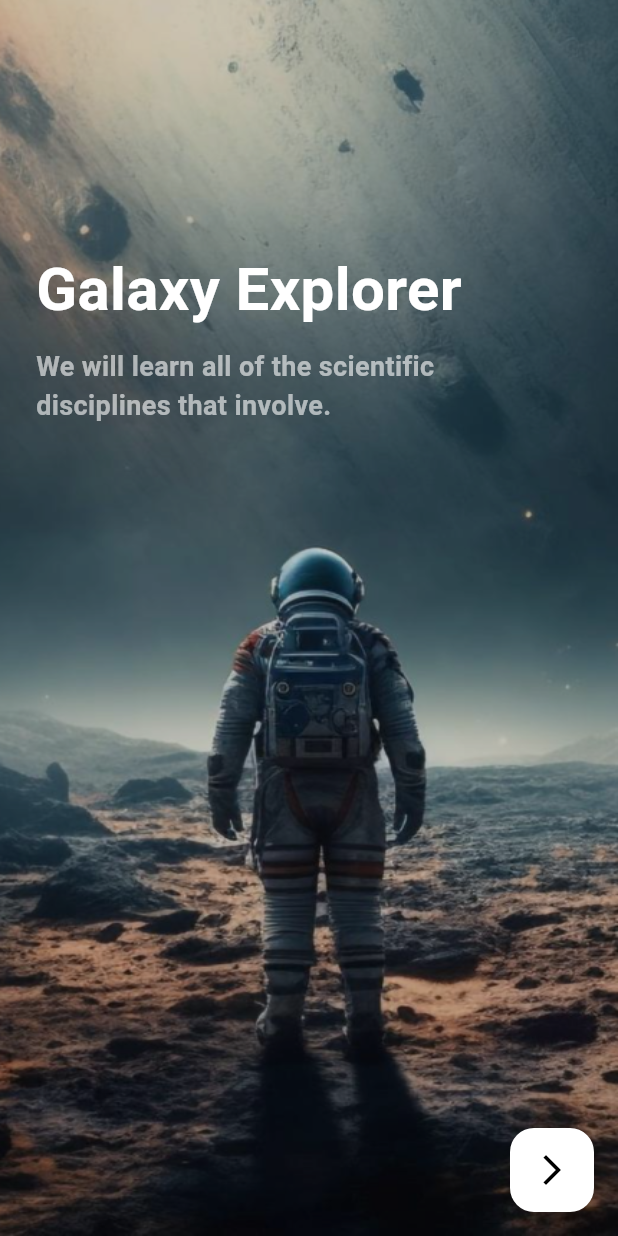
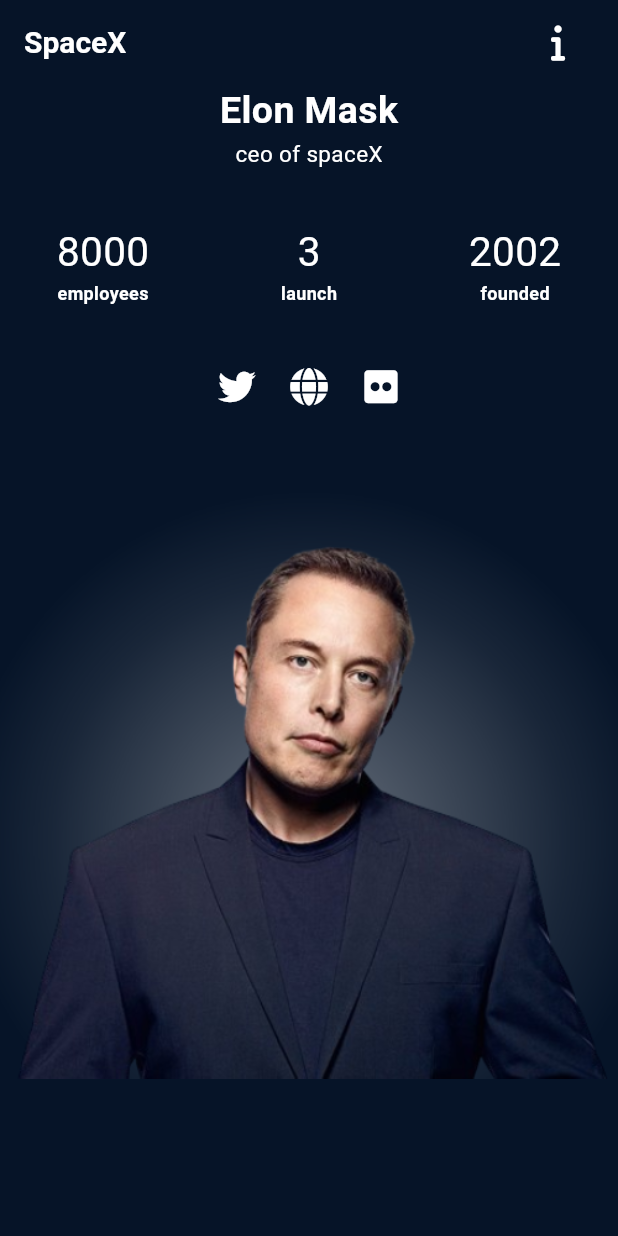
Before and after one commit to Nada-gaber/spacex, a Flutter app: the screen it shows after launch, on a phone screen of 412 x 824 dp. Run offline on Flutter 3.47's test engine with Material 3 defaults, Android fonts, the light colour scheme and no system bars; our stand-ins replace font_awesome_flutter.

Commit message:
Company info changes

```diff
--- a/lib/core/constant/images.dart
+++ b/lib/core/constant/images.dart
@@ -2,4 +2,5 @@
   static const firstOnboarding = 'assets/images/first_onboarding.png';
   static const secondOnboarding = 'assets/images/second_onboarding.png';
   static const thirdOnboarding = 'assets/images/third_onboarding.png';
+  static const elonMask = 'assets/images/elon_mask.png';
 }
--- a/lib/core/routing/app_router.dart
+++ b/lib/core/routing/app_router.dart
@@ -1,5 +1,6 @@
 import 'package:flutter/material.dart';
 import 'package:spacex/core/routing/routes.dart';
+import 'package:spacex/features/home/ui/views/company_info/company_info.dart';
 import 'package:spacex/features/onboarding/ui/onboarding_screen.dart';
 
 class AppRouter {
@@ -9,6 +10,10 @@
         return MaterialPageRoute(
           builder: (context) => const OnboardingScreen(),
         );
+         case Routes.companyInfo:
+        return MaterialPageRoute(
+          builder: (context) => const CompanyInfo(),
+        );
     }
     return null;
   }
--- a/lib/core/routing/routes.dart
+++ b/lib/core/routing/routes.dart
@@ -1,3 +1,4 @@
 class Routes {
   static const String onboarding = '/onboarding';
+  static const String companyInfo = '/company_info';
 }
--- a/lib/core/themes/text_styles.dart
+++ b/lib/core/themes/text_styles.dart
@@ -6,7 +6,11 @@
     fontSize: 40,
     fontWeight: FontWeight.bold,
   );
-
+  static const TextStyle font25WhiteW800 = TextStyle(
+    color: Colors.white60,
+    fontSize: 25,
+    fontWeight: FontWeight.w800,
+  );
   static const TextStyle font18WhiteW600 = TextStyle(
     color: Colors.white60,
     fontSize: 18,
--- /dev/null
+++ b/lib/features/home/ui/views/company_info/company_info.dart
@@ -0,0 +1,50 @@
+import 'package:flutter/material.dart';
+import 'package:font_awesome_flutter/font_awesome_flutter.dart';
+import 'package:spacex/core/constant/images.dart';
+import '../../widgets/button_widgets/icon_button.dart';
+import '../../widgets/company_info_widgets.dart/app_bar.dart';
+import '../../widgets/company_info_widgets.dart/buildin_column.dart';
+import '../../widgets/text_widget/text_style.dart';
+
+class CompanyInfo extends StatelessWidget {
+  const CompanyInfo({super.key});
+
+  @override
+  Widget build(BuildContext context) {
+    return Scaffold(
+      //TODO: color constants isn't in this branch so i will edit it soon
+      backgroundColor: const Color(0xff061428),
+      appBar: companyInfoAppBar(context),
+      body: SingleChildScrollView(
+        child: SizedBox(
+          width: MediaQuery.of(context).size.width,
+          child: Column(
+            children: [
+              textStyle('Elon Mask', 25),
+              textStyle('ceo of spaceX', 15, fontWeight: FontWeight.w400),
+              const SizedBox(height: 35),
+              Row(
+                children: [
+                  buildInfoColumn('8000', 'employees'),
+                  buildInfoColumn('3', 'launch'),
+                  buildInfoColumn('2002', 'founded'),
+                ],
+              ),
+              const SizedBox(height: 30),
+              Row(
+                mainAxisAlignment: MainAxisAlignment.center,
+                children: [
+                  iconButton(FontAwesomeIcons.twitter, onPressed: () {}),
+                  iconButton(FontAwesomeIcons.globe, onPressed: () {}),
+                  iconButton(FontAwesomeIcons.flickr, onPressed: () {}),
+                ],
+              ),
+              const SizedBox(height: 25),
+              Image.asset(MyImages.elonMask),
+            ],
+          ),
+        ),
+      ),
+    );
+  }
+}
--- /dev/null
+++ b/lib/features/home/ui/widgets/button_widgets/icon_button.dart
@@ -0,0 +1,17 @@
+import 'package:flutter/material.dart';
+import 'package:font_awesome_flutter/font_awesome_flutter.dart';
+
+iconButton(
+  IconData icon, {
+  Color color = Colors.white,
+  double size = 25,
+  void Function()? onPressed,
+}) {
+  return IconButton(
+      icon: FaIcon(
+        icon,
+        size: size,
+        color: color,
+      ),
+      onPressed: onPressed);
+}
--- /dev/null
+++ b/lib/features/home/ui/widgets/company_info_widgets.dart/app_bar.dart
@@ -0,0 +1,37 @@
+import 'package:flutter/material.dart';
+import 'package:font_awesome_flutter/font_awesome_flutter.dart';
+
+import '../button_widgets/icon_button.dart';
+import '../text_widget/text_style.dart';
+
+companyInfoAppBar(BuildContext context) {
+  return AppBar(
+    backgroundColor: Colors.transparent,
+    title: Row(
+      mainAxisAlignment: MainAxisAlignment.spaceBetween,
+      children: [
+        textStyle('SpaceX', 20, ),
+        iconButton(FontAwesomeIcons.info, onPressed: () {
+          showDialog(
+            context: context,
+            builder: (BuildContext context) => _buildPopupDialog(context),
+          );
+        }),
+      ],
+    ),
+  );
+}
+
+_buildPopupDialog(BuildContext context) {
+  return const AlertDialog(
+    title: Text('SpaceX'),
+    content: Column(
+      mainAxisSize: MainAxisSize.min,
+      crossAxisAlignment: CrossAxisAlignment.start,
+      children: <Widget>[
+        Text(
+            "SpaceX designs, manufactures and launches advanced rockets and spacecraft. The company was founded in 2002 to revolutionize space technology, with the ultimate goal of enabling people to live on other planets."),
+      ],
+    ),
+  );
+}
--- /dev/null
+++ b/lib/features/home/ui/widgets/company_info_widgets.dart/buildin_column.dart
@@ -0,0 +1,14 @@
+ import 'package:flutter/widgets.dart';
+
+import '../text_widget/text_style.dart';
+
+buildInfoColumn(String value, String label) {
+    return Expanded(
+      child: Column(
+        children: [
+          textStyle(value, 27,fontWeight: FontWeight.w400),
+          textStyle(label, 12),
+        ],
+      ),
+    );
+  }
--- /dev/null
+++ b/lib/features/home/ui/widgets/text_widget/text_style.dart
@@ -0,0 +1,9 @@
+import 'package:flutter/material.dart';
+
+textStyle(String text, double fontSize,
+    {Color color = Colors.white, FontWeight fontWeight = FontWeight.bold}) {
+  return Text(
+    text,
+    style: TextStyle(color: color, fontSize: fontSize, fontWeight: fontWeight),
+  );
+}
--- a/lib/spacex_app.dart
+++ b/lib/spacex_app.dart
@@ -10,7 +10,7 @@
   Widget build(BuildContext context) {
     return MaterialApp(
       debugShowCheckedModeBanner: false,
-      initialRoute: Routes.onboarding,
+      initialRoute: Routes.companyInfo,
       onGenerateRoute: appRouter.generateRoute,
     );
   }
--- a/pubspec.yaml
+++ b/pubspec.yaml
@@ -19,11 +19,11 @@
   get_it: ^7.6.7
   dio: ^5.4.2+1
   retrofit: ^4.1.0
+  font_awesome_flutter: ^10.7.0
 
 dev_dependencies:
   flutter_test:
     sdk: flutter
-
   flutter_lints: ^3.0.0
 
 
@@ -31,6 +31,5 @@
 
 
   uses-material-design: true
-
   assets:
     - assets/images/
```
Also changed, not shown: assets/images/elon_mask.png (added), pubspec.lock, 2 other files.
